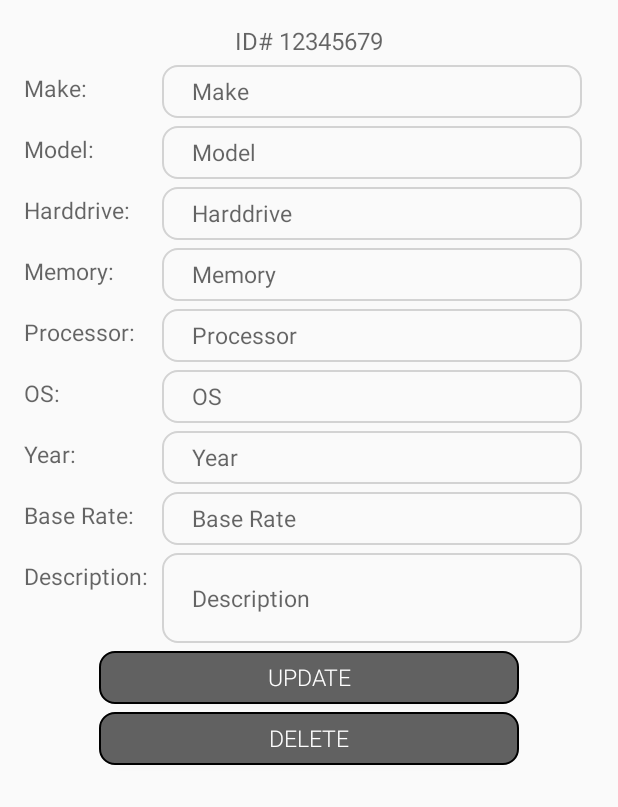
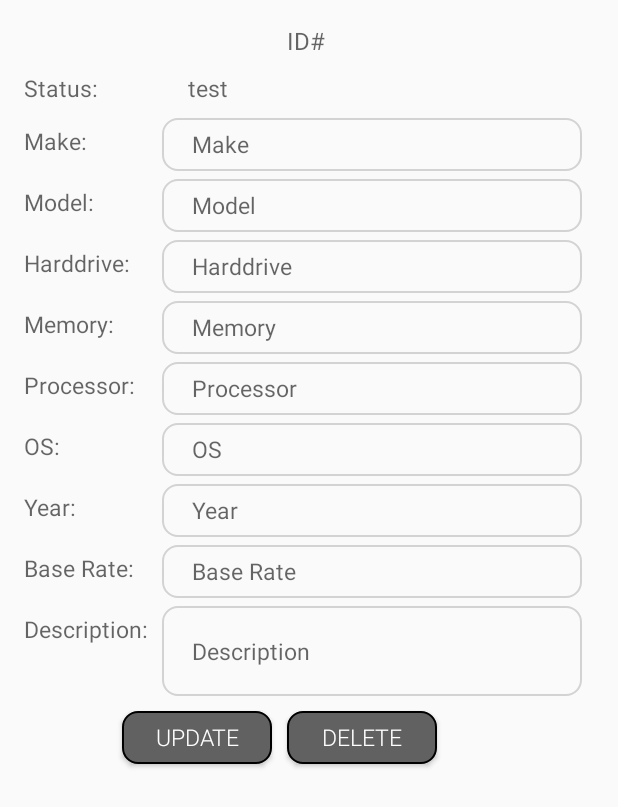
Before and after one commit to CMPUT301W16T06/TechNoLogic, an Android app: the layout activity_item_info.xml on its own in the app's theme, with its tools: preview values and no code run, on a phone screen of 412 x 824 dp. Shown: the top 807 px of the screen. Run offline under Robolectric (Android 15) with nearby library versions, the phone set to English and light mode, and no system bars.

Commit message:
Things done. I think

```diff
--- a/src/app/src/main/java/ca/ualberta/cs/technologic/Activities/AddItems.java
+++ b/src/app/src/main/java/ca/ualberta/cs/technologic/Activities/AddItems.java
@@ -7,10 +7,12 @@ import android.widget.Button;
 import android.widget.EditText;
 
 import ca.ualberta.cs.technologic.Computer;
+import ca.ualberta.cs.technologic.CurrentUser;
 import ca.ualberta.cs.technologic.ElasticSearchComputer;
 import ca.ualberta.cs.technologic.R;
 
 public class AddItems extends ActionBarActivity {
+    private CurrentUser cu = CurrentUser.getInstance();
 
     @Override
     protected void onCreate(Bundle savedInstanceState) {
@@ -39,11 +41,12 @@ public class AddItems extends ActionBarActivity {
         String os = ((EditText)findViewById(R.id.os)).getText().toString();
         Float price = Float.parseFloat(((EditText) findViewById(R.id.baserate)).getText().toString());
         String description = ((EditText)findViewById(R.id.description)).getText().toString();
+        String username = cu.getCurrentUser();
 
 
         final Computer computer;
         try {
-            computer = new Computer("username",make, model, year, processor, ram,
+            computer = new Computer(username,make, model, year, processor, ram,
                     hardDrive, os, price, description);
 
             Thread thread = new Thread(new Runnable() {
--- a/src/app/src/main/res/layout/activity_item_info.xml
+++ b/src/app/src/main/res/layout/activity_item_info.xml
@@ -14,7 +14,7 @@
         android:layout_height="wrap_content"
         android:textAppearance="?android:attr/textAppearanceMedium"
         android:textSize="16sp"
-        android:text="ID# 12345679"
+        android:text="ID# "
         android:id="@+id/lblId"
         android:layout_alignParentTop="true"
         android:layout_centerHorizontal="true" />
@@ -25,11 +25,34 @@
         android:textAppearance="?android:attr/textAppearanceMedium"
         android:textSize="15sp"
         android:paddingTop="10dp"
+        android:paddingRight="40dp"
+        android:text="Status:"
+        android:id="@+id/lblStatus"
+        android:layout_below="@+id/lblId"
+        android:layout_alignParentStart="true" />
+    <TextView
+        android:layout_width="wrap_content"
+        android:layout_height="35dp"
+        android:textAppearance="?android:attr/textAppearanceMedium"
+        android:textSize="15sp"
+        android:paddingTop="10dp"
+        android:paddingLeft="20dp"
+        android:text="test"
+        android:id="@+id/infoStatus"
+        android:layout_below="@+id/lblId"
+        android:layout_toRightOf="@+id/lblStatus"
+        android:layout_alignTop="@+id/lblStatus" />
+
+    <TextView
+        android:layout_width="wrap_content"
+        android:layout_height="35dp"
+        android:textAppearance="?android:attr/textAppearanceMedium"
+        android:textSize="15sp"
+        android:paddingTop="10dp"
         android:paddingRight="50dp"
         android:text="Make:"
         android:id="@+id/lblMake"
-        android:layout_below="@+id/lblId"
-        android:layout_alignParentStart="true" />
+        android:layout_below="@+id/lblStatus" />
     <EditText
         android:layout_width="280dp"
         android:layout_height="35dp"
@@ -40,7 +63,8 @@
         android:id="@+id/infoMake"
         android:layout_marginTop="5dp"
         android:layout_toRightOf="@+id/lblMake"
-        android:layout_alignTop="@+id/lblMake" />
+        android:layout_alignTop="@+id/lblMake"
+        />
 
     <TextView
         android:layout_width="wrap_content"
@@ -227,29 +251,31 @@
         android:layout_alignLeft="@id/infoBaserate"/>
 
     <Button
-        android:layout_width="280dp"
+        android:layout_width="100dp"
         android:layout_height="35dp"
         android:background="@drawable/edittextdark"
         android:textSize="15sp"
         android:text="UPDATE"
         android:id="@+id/btnUpdate"
-        android:layout_marginTop="5dp"
+        android:layout_marginTop="10dp"
+        android:layout_marginLeft="65dp"
+        android:layout_marginRight="10dp"
+        android:layout_below="@+id/infoDescription"
+        android:textColor="#ffffff"
+        android:fontFamily="sans-serif-light" />
+
+    <Button
+        android:layout_width="100dp"
+        android:layout_height="35dp"
+        android:background="@drawable/edittextdark"
+        android:textSize="15sp"
+        android:text="DELETE"
+        android:id="@+id/btnDelete"
+        android:layout_marginTop="10dp"
+        android:layout_toRightOf="@+id/btnUpdate"
         android:layout_below="@+id/infoDescription"
         android:layout_centerHorizontal="true"
         android:textColor="#ffffff"
         android:fontFamily="sans-serif-light" />
 
-    <Button
-        android:layout_width="280dp"
-        android:layout_height="35dp"
-        android:background="@drawable/edittextdark"
-        android:textSize="15sp"
-        android:text="DELETE"
-        android:id="@+id/btnDelete"
-        android:layout_marginTop="5dp"
-        android:layout_below="@+id/btnUpdate"
-        android:layout_centerHorizontal="true"
-        android:textColor="#ffffff"
-        android:fontFamily="sans-serif-light" />
-
 </RelativeLayout>
```
Also changed, not shown: src/app/src/main/java/ca/ualberta/cs/technologic/Activities/ItemInfo.java (+23 -4 lines), src/app/src/main/java/ca/ualberta/cs/technologic/Computer.java (+6 -4 lines), src/app/src/main/java/ca/ualberta/cs/technologic/ElasticSearchComputer.java (+8 -26 lines).
